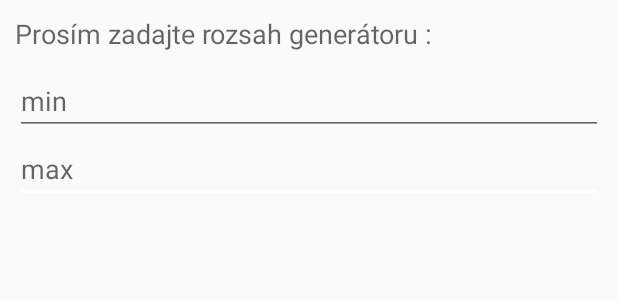
After one commit to ppristas/ivs, an Android app: the layout custom_dialog.xml on its own in the app's theme, with its tools: preview values and no code run, on a phone screen of 412 x 824 dp. The commit adds this screen. Shown: the top 300 px of the screen. Run offline under Robolectric (Android 15) with nearby library versions, the phone set to English and light mode, and no system bars.

Commit message:
- pridaná trieda reprezentujúce Parser - pridaná trieda reprezentujúce number typ - pridaná trieda reprezentujúce operátory - zmena rozsahu generátora pomocou dialogu

```diff
--- /dev/null
+++ b/src/Kalkulacka/app/src/main/res/layout/custom_dialog.xml
@@ -0,0 +1,31 @@
+<?xml version="1.0" encoding="utf-8"?>
+<LinearLayout xmlns:android="http://schemas.android.com/apk/res/android"
+    android:id="@+id/ll_dialog"
+    android:layout_width="fill_parent"
+    android:layout_height="fill_parent"
+    android:orientation="vertical"
+    android:padding="10dp" >
+    <TextView
+        android:layout_width="wrap_content"
+        android:layout_height="wrap_content"
+        android:text="Prosím zadajte rozsah generátoru :"
+        android:textAppearance="?android:attr/textAppearanceMedium"
+        android:layout_marginBottom="10dp" />
+    <EditText
+        android:id="@+id/et_inputMin"
+        android:inputType="number"
+        android:layout_width="match_parent"
+        android:layout_height="wrap_content"
+        android:hint="min"
+        />
+    <EditText
+        android:id="@+id/et_inputMax"
+        android:inputType="number"
+        android:layout_width="match_parent"
+        android:layout_height="wrap_content"
+        android:hint="max"
+        >
+        <requestFocus />
+    </EditText>
+
+</LinearLayout>
```
Also changed, not shown: src/Kalkulacka/app/src/main/java/com/example/enterprise/kalkulaka/Calculate.java (added, +20 -0 lines), src/Kalkulacka/app/src/main/java/com/example/enterprise/kalkulaka/MainActivity.java (+73 -4 lines), src/Kalkulacka/app/src/main/java/com/example/enterprise/kalkulaka/NumberType.java (added, +28 -0 lines), src/Kalkulacka/app/src/main/java/com/example/enterprise/kalkulaka/OperatorType.java (added, +73 -0 lines), src/Kalkulacka/app/src/main/java/com/example/enterprise/kalkulaka/Parser.java (added, +80 -0 lines), src/Kalkulacka/app/src/main/java/com/example/enterprise/kalkulaka/Type.java (added, +8 -0 lines).
